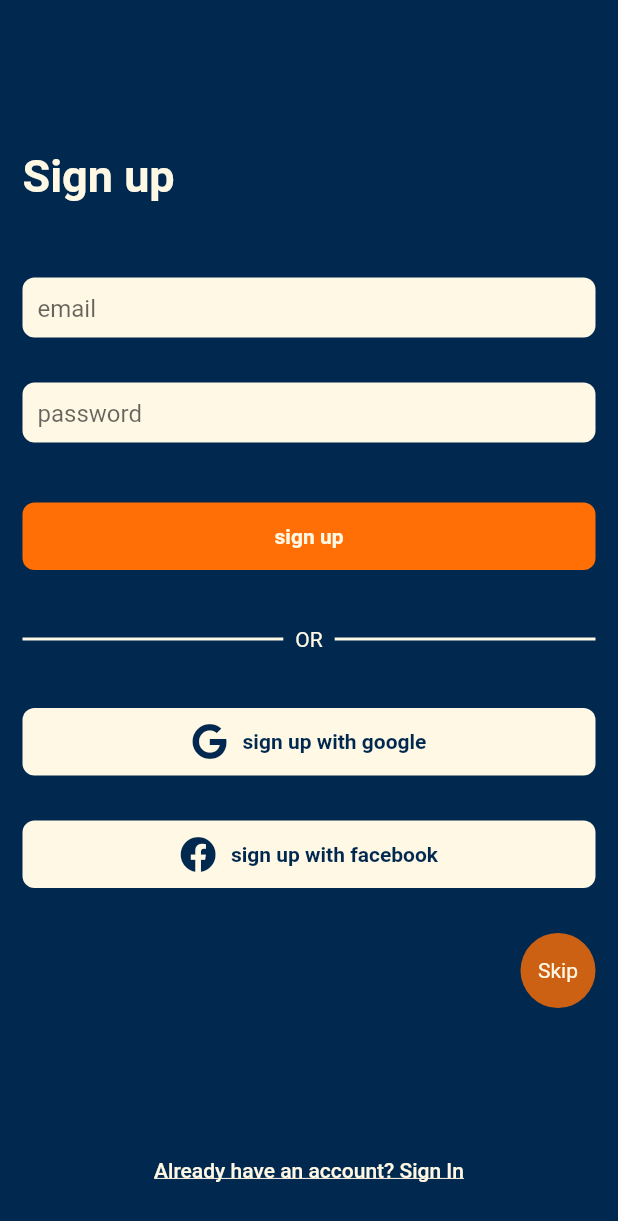
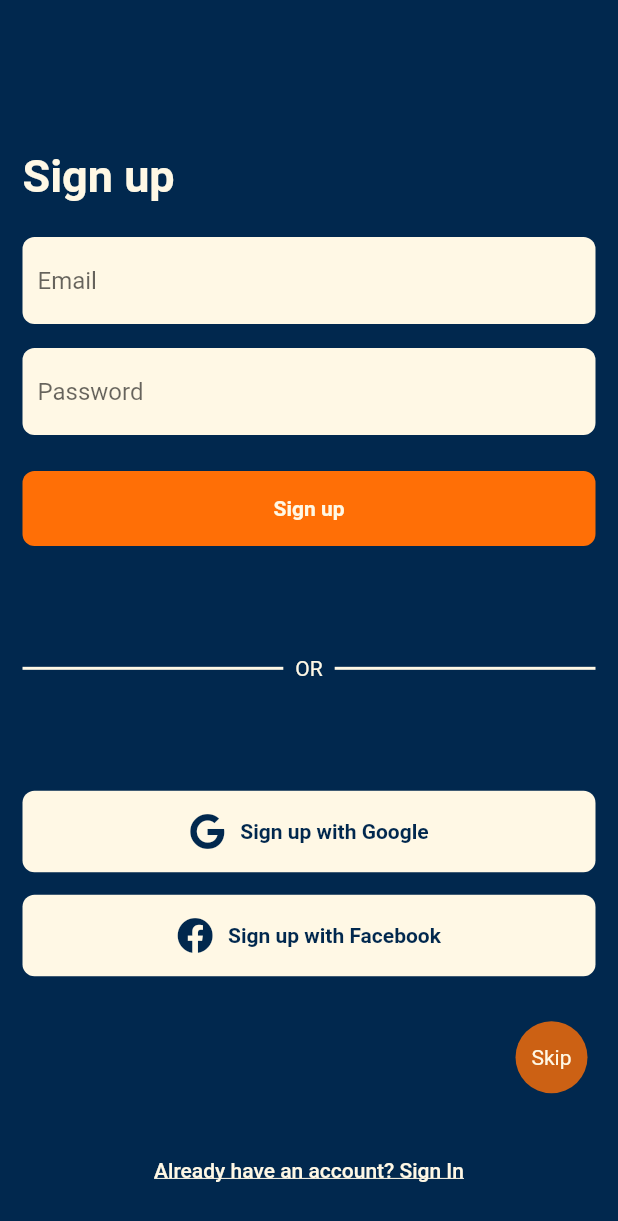
Before and after one commit to usmanabdulmajid/notie, a Flutter app: the screen it shows after launch, on a phone screen of 412 x 824 dp. Shown: the top 1221 px of the screen. Run offline on Flutter 3.47's test engine with Material 2 defaults, Android fonts, the phone set to English and light mode, and no system bars; our stand-ins replace bloc, equatable, firebase_auth, firebase_core, flutter_bloc, font_awesome_flutter and 2 more; missing offline and left inert: flutter_sound; accounts and stored records are empty.

Commit message:
little fixes

```diff
--- a/lib/application/cubit/auth_cubit.dart
+++ b/lib/application/cubit/auth_cubit.dart
@@ -9,15 +9,16 @@ class AuthCubit extends Cubit<AuthState> {
   AuthCubit(this.authentication) : super(AuthLoading());
 
   Future<void> loadDetails() async {
+    await Future.delayed(const Duration(seconds: 1));
     final result = await authentication.authPersistState();
     if (result) {
-      emit(SignedIn());
+      emit(LoggedIn());
     } else {
       emit(SignIn());
     }
   }
 
-  Future signUpWithEmail(String email, String password) async {
+  Future<bool> signUpWithEmail(String email, String password) async {
     final result =
         await authentication.signUpWithEmail(email: email, password: password);
 
--- a/lib/application/cubit/auth_state.dart
+++ b/lib/application/cubit/auth_state.dart
@@ -17,7 +17,7 @@ class SignIn extends AuthState {
   List<Object> get props => [];
 }
 
-class SignedIn extends AuthState {
+class LoggedIn extends AuthState {
   @override
   List<Object> get props => [];
 }
--- a/lib/domain/usecases/iauthentication.dart
+++ b/lib/domain/usecases/iauthentication.dart
@@ -1,6 +1,8 @@
 abstract class IAuthentication {
-  Future signUpWithEmail({required String email, required String password});
-  Future signInWithEmail({required String email, required String password});
+  Future<bool> signUpWithEmail(
+      {required String email, required String password});
+  Future<bool> logInWithEmail(
+      {required String email, required String password});
   Future<bool> authPersistState();
   Future<bool> signInWithGoogle();
   Future<void> signOut();
--- a/lib/main.dart
+++ b/lib/main.dart
@@ -58,6 +58,7 @@ class MyApp extends StatelessWidget {
       ],
       child: MaterialApp(
         title: 'Notie',
+        debugShowCheckedModeBanner: false,
         theme: ThemeData(
           primarySwatch: Colors.blue,
         ),
--- a/lib/presentation/screens/launch_screen.dart
+++ b/lib/presentation/screens/launch_screen.dart
@@ -14,7 +14,7 @@ class LaunchScreen extends StatelessWidget {
       listener: (context, state) {
         if (state is AuthLoading) {
           context.read<AuthCubit>().loadDetails();
-        } else if (state is SignedIn) {
+        } else if (state is LoggedIn) {
           Navigator.pushReplacementNamed(context, Routes.home);
         } else if (state is SignIn) {
           Navigator.pushReplacementNamed(context, Routes.signIn);
--- a/lib/presentation/screens/sign_up_screen.dart
+++ b/lib/presentation/screens/sign_up_screen.dart
@@ -7,6 +7,7 @@ import 'package:font_awesome_flutter/font_awesome_flutter.dart';
 import 'package:notie/presentation/widgets/custom_status_bar.dart';
 import 'package:notie/routes.dart';
 import 'package:notie/utils/app_color.dart';
+import 'package:notie/utils/validator.dart';
 import 'package:provider/src/provider.dart';
 
 class SignUpScreen extends StatefulWidget {
@@ -16,9 +17,10 @@ class SignUpScreen extends StatefulWidget {
   State<SignUpScreen> createState() => _SignUpScreenState();
 }
 
-class _SignUpScreenState extends State<SignUpScreen> {
+class _SignUpScreenState extends State<SignUpScreen> with Validator {
   late TextEditingController _emailCtrl;
   late TextEditingController _passwordCtrl;
+  final _formkey = GlobalKey<FormState>();
 
   @override
   void initState() {
@@ -36,6 +38,7 @@ class _SignUpScreenState extends State<SignUpScreen> {
 
   @override
   Widget build(BuildContext context) {
+    final cubit = context.read<AuthCubit>();
     return CustomStatusBar(
       child: Scaffold(
         resizeToAvoidBottomInset: false,
@@ -56,27 +59,48 @@ class _SignUpScreenState extends State<SignUpScreen> {
                   fontSize: 30,
                 ),
               ),
-              const SizedBox(height: 50),
-              BorderTextField(
-                hintText: 'email',
+              const SizedBox(height: 15),
+              Form(
+                key: _formkey,
+                child: Column(
+                  children: [
+                    Padding(
+                      padding: const EdgeInsets.symmetric(vertical: 8),
+                      child: BorderTextField(
+                        hintText: 'Email',
+                        validator: validateEmail,
                         controller: _emailCtrl,
                       ),
-              const SizedBox(height: 30),
-              BorderTextField(
-                hintText: 'password',
+                    ),
+                    Padding(
+                      padding: const EdgeInsets.symmetric(vertical: 8),
+                      child: BorderTextField(
+                        hintText: 'Password',
+                        validator: validatePassword,
                         controller: _passwordCtrl,
                       ),
-              const SizedBox(height: 40),
+                    ),
+                  ],
+                ),
+              ),
+              const SizedBox(height: 16),
               AuthenticationButton(
                 onPressed: () async {
-                  await context
-                      .read<AuthCubit>()
-                      .signUpWithEmail(_emailCtrl.text, _passwordCtrl.text);
+                  final validate = _formkey.currentState!.validate();
+                  if (validate) {
+                    final result = await cubit.signUpWithEmail(
+                        _emailCtrl.text.trim(), _passwordCtrl.text.trim());
+
+                    if (result) {
+                      Navigator.pushNamed(context, Routes.home);
+                    }
+                  }
                 },
-                text: 'sign up',
+                text: 'Sign up',
               ),
-              const SizedBox(height: 30),
-              Row(
+              Expanded(
+                flex: 6,
+                child: Row(
                   children: const [
                     Expanded(
                         child: Divider(
@@ -97,33 +121,39 @@ class _SignUpScreenState extends State<SignUpScreen> {
                     )),
                   ],
                 ),
-              const SizedBox(height: 30),
-              AltButton(
+              ),
+              Expanded(
+                flex: 2,
+                child: AltButton(
                   onPressed: () {},
                   iconData: FontAwesomeIcons.google,
-                text: 'sign up with google',
+                  text: 'Sign up with Google',
                 ),
-              const SizedBox(height: 30),
-              AltButton(
+              ),
+              const SizedBox(
+                height: 15,
+              ),
+              Expanded(
+                flex: 2,
+                child: AltButton(
                   onPressed: () {},
                   iconData: FontAwesomeIcons.facebook,
-                text: 'sign up with facebook',
+                  text: 'Sign up with Facebook',
+                ),
               ),
               const SizedBox(height: 30.0),
               Align(
-                alignment: Alignment.bottomRight,
+                alignment: Alignment.centerRight,
                 child: GestureDetector(
                   onTap: () {
                     Navigator.pushNamed(context, Routes.home);
                   },
                   child: Container(
-                    width: 50,
-                    height: 50,
+                    padding: const EdgeInsets.all(16),
                     decoration: BoxDecoration(
                       shape: BoxShape.circle,
                       color: AppColor.oranage.withOpacity(0.8),
                     ),
-                    alignment: Alignment.center,
                     child: const Text(
                       'Skip',
                       style: TextStyle(color: AppColor.white),
--- a/lib/presentation/widgets/alt_button.dart
+++ b/lib/presentation/widgets/alt_button.dart
@@ -18,7 +18,7 @@ class AltButton extends StatelessWidget {
       onTap: onPressed,
       child: Container(
         width: double.maxFinite,
-        height: 45,
+        //height: 45,
         decoration: BoxDecoration(
           color: AppColor.white,
           borderRadius: BorderRadius.circular(8),
--- a/lib/presentation/widgets/authentication_button.dart
+++ b/lib/presentation/widgets/authentication_button.dart
@@ -16,7 +16,7 @@ class AuthenticationButton extends StatelessWidget {
       onTap: onPressed,
       child: Container(
         width: double.maxFinite,
-        height: 45,
+        height: 50,
         decoration: BoxDecoration(
           color: AppColor.oranage,
           borderRadius: BorderRadius.circular(8),
--- a/lib/presentation/widgets/border_textfield.dart
+++ b/lib/presentation/widgets/border_textfield.dart
@@ -3,21 +3,26 @@ import 'package:notie/utils/app_color.dart';
 
 class BorderTextField extends StatelessWidget {
   final TextEditingController? controller;
+  final String? Function(String?)? validator;
   final String hintText;
-  const BorderTextField({Key? key, this.controller, required this.hintText})
+
+  const BorderTextField(
+      {Key? key, this.controller, this.validator, required this.hintText})
       : super(key: key);
 
   @override
   Widget build(BuildContext context) {
     return Container(
-      height: 40,
-      padding: const EdgeInsets.only(left: 10.0),
+      //height: 40,
+      padding: const EdgeInsets.symmetric(vertical: 5.0, horizontal: 10.0),
       decoration: BoxDecoration(
         color: AppColor.white,
         borderRadius: BorderRadius.circular(8),
       ),
-      child: TextField(
+      alignment: Alignment.center,
+      child: TextFormField(
         controller: controller,
+        validator: validator,
         decoration: InputDecoration(
           hintText: hintText,
           border: InputBorder.none,
--- a/lib/utils/extensions.dart
+++ b/lib/utils/extensions.dart
@@ -2,4 +2,7 @@ import 'package:flutter/cupertino.dart';
 
 extension ContextExtension on BuildContext {
   double get barHeight => MediaQuery.of(this).viewPadding.top;
+  double get height => MediaQuery.of(this).size.height;
+  double get width => MediaQuery.of(this).size.width;
+  bool get openKeyboard => MediaQuery.of(this).viewInsets.bottom == 0;
 }
```
Also changed, not shown: lib/application/usecases/firebase_authentication.dart (+10 -20 lines), lib/presentation/screens/note_screen.dart (+36 -6 lines), lib/utils/validator.dart (added, +26 -0 lines). Lines whose indentation alone changed are shown as unchanged.
